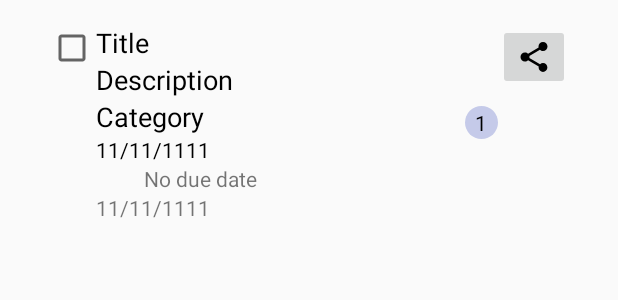
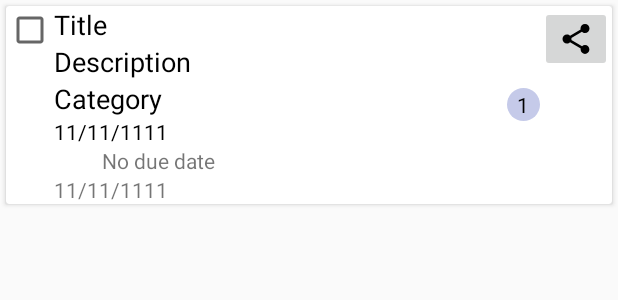
Before and after one commit to arunditti/TodoList, an Android app: the layout task_layout.xml on its own in the app's theme, with its tools: preview values and no code run, on a phone screen of 412 x 824 dp. Shown: the top 300 px of the screen. Run offline under Robolectric (Android 15) with nearby library versions, the phone set to English and light mode, and no system bars.

```diff
--- a/app/build.gradle
+++ b/app/build.gradle
@@ -35,6 +35,8 @@ dependencies {
 
     //add Recycler view dependencies; must match SDK version
     implementation 'com.android.support:recyclerview-v7:27.1.0'
+    //CardView dependency
+    implementation 'com.android.support:cardview-v7:27.1.1'
 
     implementation 'com.android.support:preference-v7:27.1.1'
 
--- a/app/src/main/AndroidManifest.xml
+++ b/app/src/main/AndroidManifest.xml
@@ -48,6 +48,12 @@
             </intent-filter>
         </service>
 
+        <!--Include the AdActivity configChanges and theme. -->
+        <activity
+            android:name="com.google.android.gms.ads.AdActivity"
+            android:configChanges="keyboard|keyboardHidden|orientation|screenLayout|uiMode|screenSize|smallestScreenSize"
+            android:theme="@android:style/Theme.Translucent" />
+
     </application>
 
 </manifest>
--- a/app/src/main/res/layout/fragment_main.xml
+++ b/app/src/main/res/layout/fragment_main.xml
@@ -37,14 +37,14 @@
     <FrameLayout
         android:layout_width="match_parent"
         android:layout_height="match_parent"
-        app:layout_behavior="@string/appbar_scrolling_view_behavior">
+        app:layout_behavior="@string/appbar_scrolling_view_behavior"
+        android:background="@color/screenBackgroundGrey">
 
     <!--RecyclerView for holding list of tasks-->
     <android.support.v7.widget.RecyclerView
         android:id="@+id/rv_tasks_list"
         android:layout_width="match_parent"
         android:layout_height="match_parent"
-        android:paddingTop="@dimen/rv_padding_top"
         android:scrollbars="vertical">
     </android.support.v7.widget.RecyclerView>
 
@@ -118,7 +118,6 @@
     app:srcCompat="@android:drawable/ic_input_add"
     android:tint="@android:color/white"/>
 
-
     <com.google.android.gms.ads.AdView
         android:id="@+id/adView"
         android:layout_width="wrap_content"
--- a/app/src/main/res/layout/task_layout.xml
+++ b/app/src/main/res/layout/task_layout.xml
@@ -1,27 +1,24 @@
 <?xml version="1.0" encoding="utf-8"?>
 
-<android.support.constraint.ConstraintLayout
+<android.support.v7.widget.CardView
     xmlns:android="http://schemas.android.com/apk/res/android"
     xmlns:app="http://schemas.android.com/apk/res-auto"
     xmlns:tools="http://schemas.android.com/tools"
-    android:id="@+id/item_todo_list_layout"
+    android:id="@+id/cv_list"
     android:layout_width="match_parent"
     android:layout_height="wrap_content"
-    android:paddingTop="@dimen/padding_16dp"
-    android:paddingLeft="@dimen/padding_16dp"
-    android:paddingStart="@dimen/padding_16dp"
-    android:paddingRight="@dimen/padding_16dp"
-    android:paddingEnd="@dimen/padding_16dp">
+    android:layout_marginLeft="4dp"
+    android:layout_marginRight="4dp"
+    android:layout_marginTop="4dp"
+    android:layout_marginBottom="4dp"
+    android:clickable="true"
+    android:focusable="true"
+    android:foreground="?selectableItemBackground">
 
     <LinearLayout
         android:layout_width="match_parent"
         android:layout_height="wrap_content"
-        android:orientation="horizontal"
-        android:paddingBottom="@dimen/padding_8dp"
-        android:paddingLeft="@dimen/activity_horizontal_margin"
-        android:paddingStart="@dimen/padding_16dp"
-        android:paddingRight="@dimen/activity_horizontal_margin"
-        android:paddingEnd="@dimen/padding_16dp">
+        android:orientation="horizontal">
 
         <android.support.v7.widget.AppCompatCheckBox
             android:id="@+id/completed"
@@ -112,7 +109,5 @@
             app:layout_constraintTop_toTopOf="parent"
             android:contentDescription="@string/share_task"
             app:srcCompat="@drawable/ic_share_black_24dp"/>
-
-
     </LinearLayout>
-</android.support.constraint.ConstraintLayout>
+</android.support.v7.widget.CardView>
--- a/app/src/main/res/values/dimens.xml
+++ b/app/src/main/res/values/dimens.xml
@@ -3,12 +3,14 @@
     <dimen name="activity_horizontal_margin">16dp</dimen>
     <dimen name="activity_vertical_margin">16dp</dimen>
     <dimen name="fab_margin">16dp</dimen>
+    <dimen name="margin_4dp">4dp</dimen>
     <dimen name="margin_8dp">8dp</dimen>
     <dimen name="layout_margin_16dp">16dp</dimen>
     <dimen name="margin_32ddp">32dp</dimen>
     <dimen name="padding_16dp">16dp</dimen>
     <dimen name="padding_8dp">8dp</dimen>
     <dimen name="appBar_height">200dp</dimen>
+    <dimen name="card_corner_radius">3dp</dimen>
 
     <dimen name="rv_padding_top">16dp</dimen>
     <dimen name="elevation_4dp">4dp</dimen>
```
Also changed, not shown: app/src/main/java/com/arunditti/android/todolist/ui/activities/MainActivity.java (+15 -1 lines), app/src/main/java/com/arunditti/android/todolist/ui/adapter/TaskAdapter.java (+43 -27 lines).
